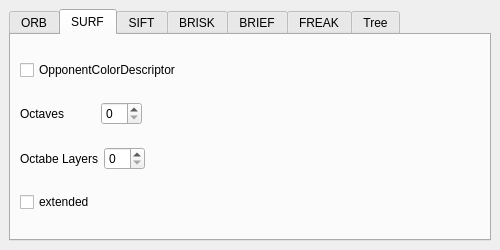
Old version of the form src/terratrainer/ui/terra_preferences.ui in the repository cogsys-tuebingen/csapex.
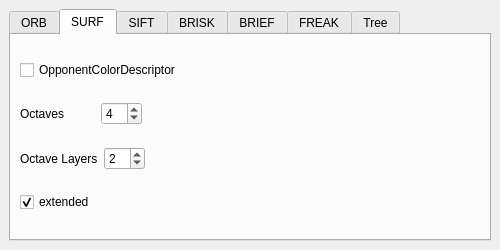
New version of the form. The open tabs and pages were chosen to show the change.

Patch:
```diff
--- a/src/terratrainer/ui/terra_preferences.ui
+++ b/src/terratrainer/ui/terra_preferences.ui
@@ -255,7 +255,14 @@
            </widget>
           </item>
           <item>
-           <widget class="QSpinBox" name="spinBox_octavesSurf"/>
+           <widget class="QSpinBox" name="spinBox_octavesSurf">
+            <property name="maximum">
+             <number>10</number>
+            </property>
+            <property name="value">
+             <number>4</number>
+            </property>
+           </widget>
           </item>
           <item>
            <spacer name="spacer_octavesSurf">
@@ -283,12 +290,22 @@
              </size>
             </property>
             <property name="text">
-             <string>Octabe Layers</string>
+             <string>Octave Layers</string>
             </property>
            </widget>
           </item>
           <item>
-           <widget class="QSpinBox" name="spinBox_layersSurf"/>
+           <widget class="QSpinBox" name="spinBox_layersSurf">
+            <property name="minimum">
+             <number>1</number>
+            </property>
+            <property name="maximum">
+             <number>10</number>
+            </property>
+            <property name="value">
+             <number>2</number>
+            </property>
+           </widget>
           </item>
           <item>
            <spacer name="spacer_layersSurf">
@@ -312,6 +329,9 @@
             <property name="text">
              <string>extended</string>
             </property>
+            <property name="checked">
+             <bool>true</bool>
+            </property>
            </widget>
           </item>
          </layout>
```
Left out of the diff: 12 changed lines with no effect on the pictures.
